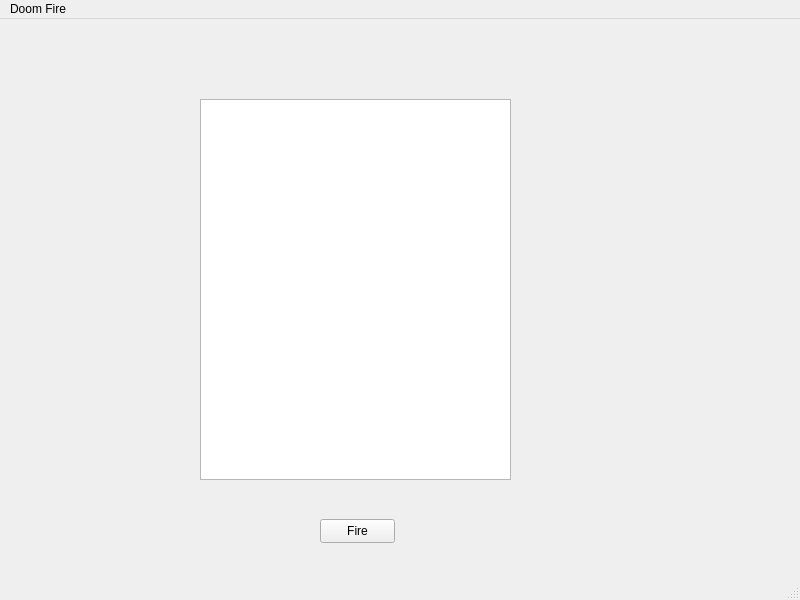
TheCatTree/Qt-DoomFire, file DoomFire/mainwindow.ui: the form before one commit.
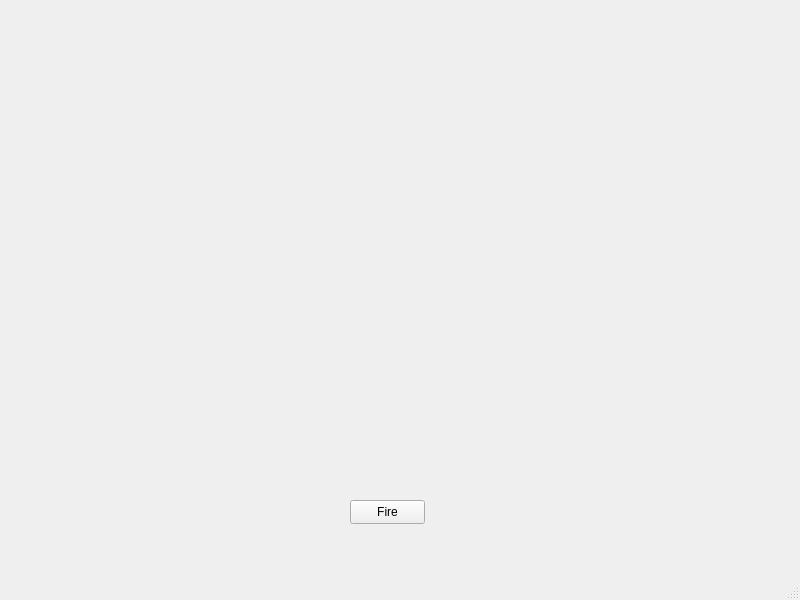
The form after the commit. Custom widgets are drawn as their Qt base class.

Commit message: Adding basic fire

```diff
--- a/DoomFire/mainwindow.ui
+++ b/DoomFire/mainwindow.ui
@@ -17,7 +17,7 @@
    <widget class="QPushButton" name="startButton">
     <property name="geometry">
      <rect>
-      <x>320</x>
+      <x>350</x>
       <y>500</y>
       <width>75</width>
       <height>24</height>
@@ -27,35 +27,30 @@
      <string>Fire</string>
     </property>
    </widget>
-   <widget class="QGraphicsView" name="graphicsView">
+   <widget class="LcdScreen" name="screen" native="true">
     <property name="geometry">
      <rect>
-      <x>200</x>
-      <y>80</y>
-      <width>311</width>
-      <height>381</height>
+      <x>160</x>
+      <y>40</y>
+      <width>421</width>
+      <height>371</height>
      </rect>
     </property>
+    <property name="autoFillBackground">
+     <bool>true</bool>
+    </property>
    </widget>
   </widget>
   <widget class="QStatusBar" name="statusbar"/>
-  <widget class="QMenuBar" name="menuBar">
-   <property name="geometry">
-    <rect>
-     <x>0</x>
-     <y>0</y>
-     <width>800</width>
-     <height>21</height>
-    </rect>
-   </property>
-   <widget class="QMenu" name="menuDoom_Fire">
-    <property name="title">
-     <string>Doom Fire</string>
-    </property>
-   </widget>
-   <addaction name="menuDoom_Fire"/>
-  </widget>
  </widget>
+ <customwidgets>
+  <customwidget>
+   <class>LcdScreen</class>
+   <extends>QWidget</extends>
+   <header location="global">lcdscreen.h</header>
+   <container>1</container>
+  </customwidget>
+ </customwidgets>
  <resources/>
  <connections/>
 </ui>
```
The commit also changes 12 other files.
